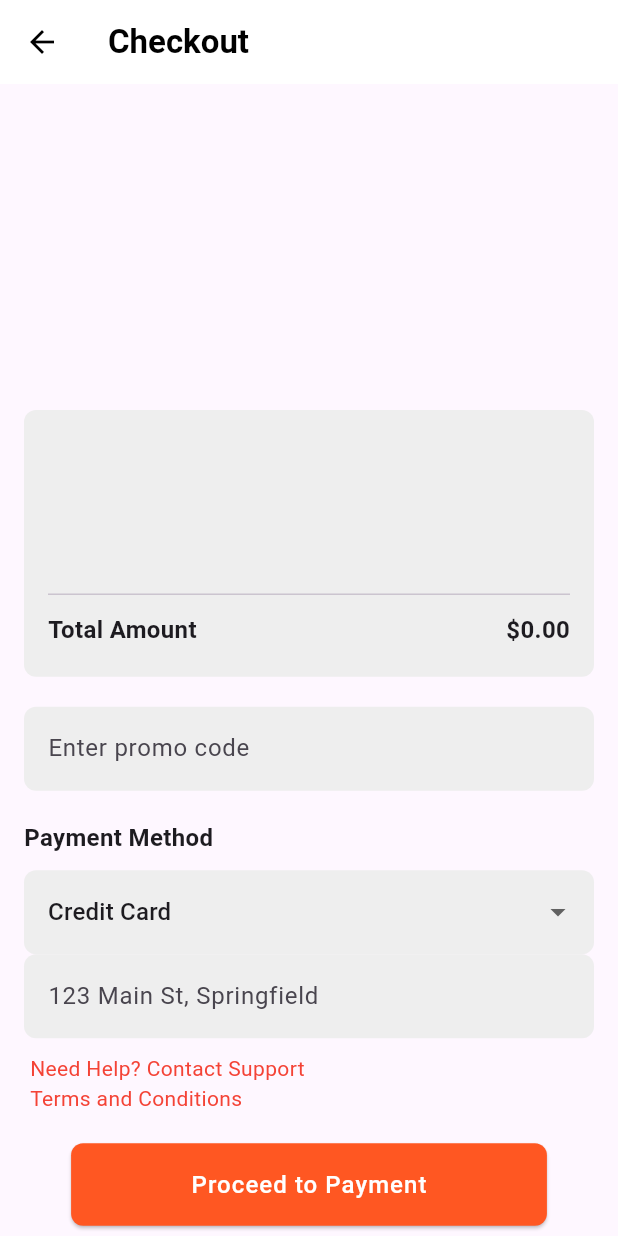
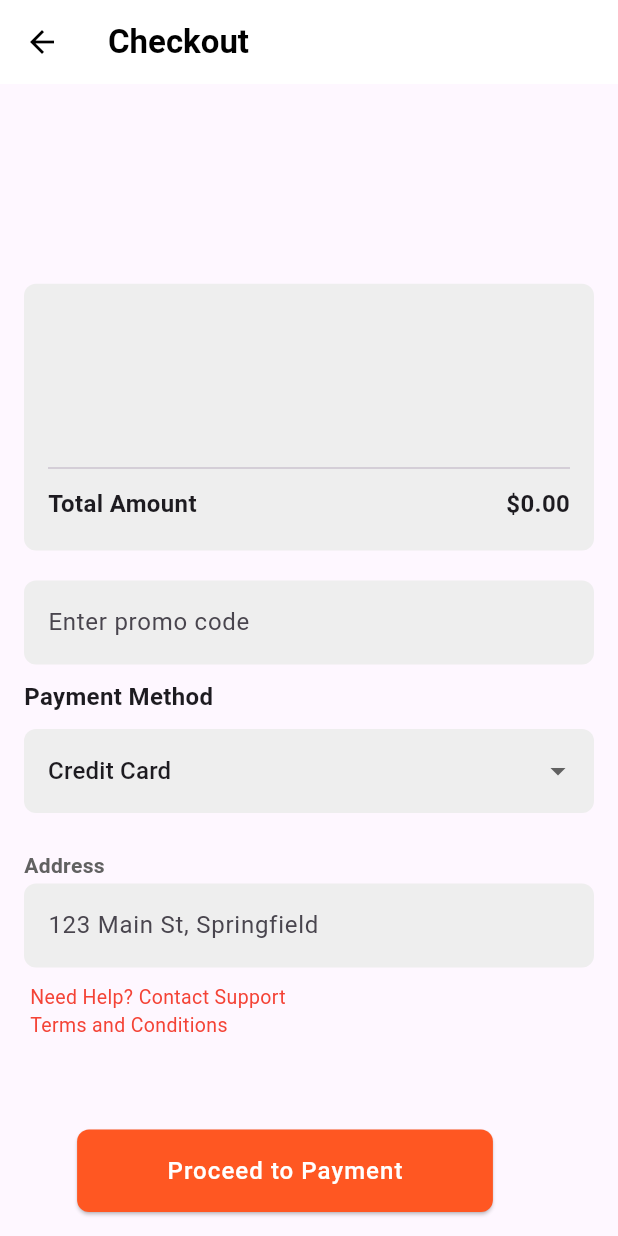
Before and after one commit to Debdaru07/munch-code-base, a Flutter app: the CartCheckout screen opened directly with empty values, on a phone screen of 412 x 824 dp. Run offline on Flutter 3.47's test engine with Material 3 defaults, Android fonts, the phone set to English and light mode, and no system bars.

Commit message:
alignment issues fixed.

```diff
--- a/lib/view/cart_checkout.dart
+++ b/lib/view/cart_checkout.dart
@@ -42,8 +42,8 @@ class _CartCheckoutState extends State<CartCheckout> {
               width: double.infinity,
               child: ConstrainedBox(
                 constraints: BoxConstraints(
-                  minHeight: MediaQuery.of(context).size.height * 0.1, // Minimum height
-                  maxHeight: MediaQuery.of(context).size.height * 0.22, // Maximum height
+                  minHeight: MediaQuery.of(context).size.height * 0.05, // Minimum height
+                  maxHeight: MediaQuery.of(context).size.height * 0.13, // Maximum height
                 ),
                 child: ListView.builder(
                 itemCount: items.keys.toList().length,
@@ -54,31 +54,34 @@ class _CartCheckoutState extends State<CartCheckout> {
                 }
               )),
             ),
-            const SizedBox(height: 20),
+            const SizedBox(height: 10),
             _buildOrderSummary(items,context),
             const SizedBox(height: 20),
             _buildPromoCodeInput(),
-            const SizedBox(height: 20),
+            const SizedBox(height: 10),
             _buildPaymentMethodSection(),
-            const Spacer(),
+            const SizedBox(height: 25),
+            Text('Address', style: TextStyle(fontSize: 14, fontWeight: FontWeight.w600,color: Colors.grey[700]),),
+            const SizedBox(height: 2),
             _buildDeliveryAddress(),
-            const SizedBox(height: 20),
-            Center(
-              child: ElevatedButton(
-                onPressed: () {
-                },
+          ],
+        ),
+      ),
+      floatingActionButton: Row(
+        mainAxisAlignment: MainAxisAlignment.center,
+        children: [
+          ElevatedButton(
+            onPressed: () {},
             style: ElevatedButton.styleFrom(
               backgroundColor: Colors.deepOrange,
               shape: RoundedRectangleBorder(
                 borderRadius: BorderRadius.circular(8),
               ),
-                  padding: const EdgeInsets.symmetric(vertical: 16, horizontal: 80),
+              padding: const EdgeInsets.symmetric(vertical: 16, horizontal: 60),
             ),
             child: const Text('Proceed to Payment',style: TextStyle(color: Colors.white, letterSpacing: 0.7, fontSize: 16),),
           ),
-            ),
         ],
-        ),
       ),
     );
   }
@@ -241,11 +244,11 @@ class _CartCheckoutState extends State<CartCheckout> {
             children: [
               InkWell(
                 onTap: () {},
-                child: const Text('Need Help? Contact Support', style: TextStyle(color: Colors.red,fontSize: 14,fontWeight: FontWeight.normal)),
+                child: const Text('Need Help? Contact Support', style: TextStyle(color: Colors.red,fontSize: 13,fontWeight: FontWeight.normal)),
               ),
               InkWell(
                 onTap: () {},
-                child: const Text('Terms and Conditions', style: TextStyle(color: Colors.red,fontSize: 14,fontWeight: FontWeight.normal)),
+                child: const Text('Terms and Conditions', style: TextStyle(color: Colors.red,fontSize: 13,fontWeight: FontWeight.normal)),
               ),
             ],
           ),
```
Lines whose indentation alone changed are shown as unchanged.
